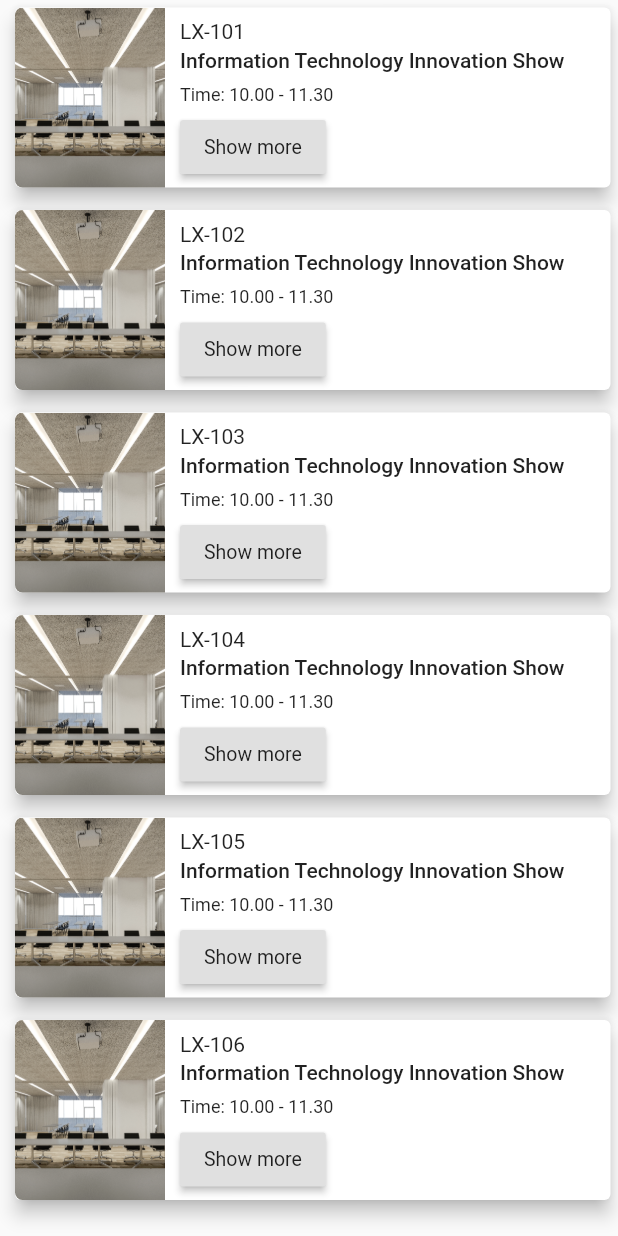
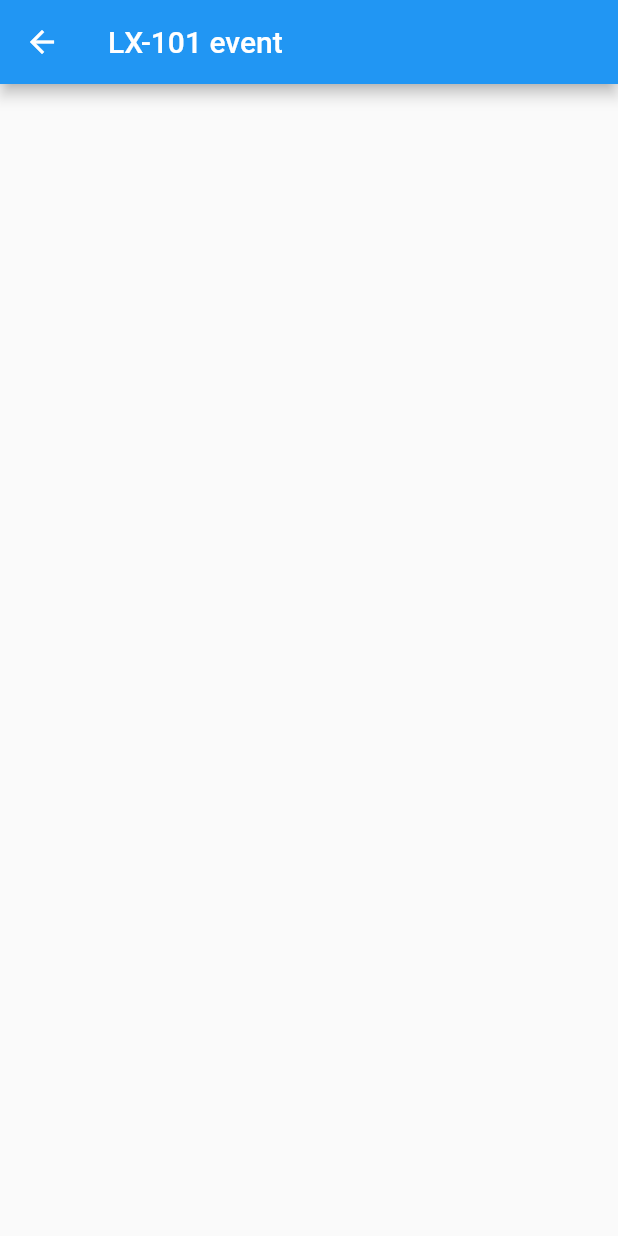
Before and after one commit to CS-DSI-project/lx-nav, a Flutter app: the ListDetail widget shown alone on an empty page, opened directly, after a tap on "Show more", on a phone screen of 412 x 824 dp. Run offline on Flutter 3.47's test engine with Material 2 defaults, Android fonts, the phone set to English and light mode, and no system bars; our stand-ins replace carousel_slider, flutter_dotenv, google_maps_flutter, hexcolor, location, splashscreen and 1 more; missing offline and left inert: flutter_polyline_points.

Commit message:
[ADD] event detail

```diff
--- a/lib/screens/event/event.dart
+++ b/lib/screens/event/event.dart
@@ -1,4 +1,5 @@
 import 'package:flutter/material.dart';
+import 'package:lxnav/screens/event/eventDetail.dart';
 class Event extends StatelessWidget {
   final String name;
   Event(this.name);
@@ -82,9 +83,12 @@ class ListItemWidget extends State<ListDetail> {
                               Padding(
                                 padding: EdgeInsets.fromLTRB(0, 2, 0, 2),
                                 child: RaisedButton(
-                                  onPressed: () {},
+                                  onPressed: () {
+                                    Navigator.of(context).push(
+                                        MaterialPageRoute(builder: (context) => EventDetail(items[index].toString() + ' event')));
+                                  },
                                   child: const Text('Show more', style: TextStyle(
-                                    fontSize: 13,
+                                    fontSize: 12.5,
                                     fontWeight: FontWeight.w400
                                   ),),
                                 ),
--- a/lib/screens/event/eventDetail.dart
+++ b/lib/screens/event/eventDetail.dart
@@ -0,0 +1,19 @@
+import 'package:flutter/material.dart';
+class EventDetail extends StatelessWidget {
+  final String detailName;
+  EventDetail(this.detailName);
+
+  @override
+  Widget build(BuildContext context) {
+    return new Scaffold(
+        appBar: AppBar(
+          title: Text(detailName),
+        ),
+        body: SafeArea(
+            child: Container(
+
+            )
+        )
+    );
+  }
+}
```
